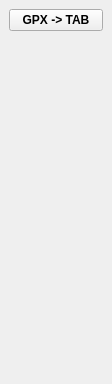
Qt form gis_tools_gui/gis_tools_dockwidget_base.ui (aprazdnikov/gistools) before a commit.
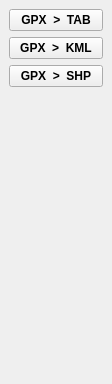
The same form after that commit.

```diff
--- a/gis_tools_gui/gis_tools_dockwidget_base.ui
+++ b/gis_tools_gui/gis_tools_dockwidget_base.ui
@@ -15,21 +15,7 @@
   </property>
   <widget class="QWidget" name="dockWidgetContents">
    <layout class="QGridLayout" name="gridLayout">
-    <item row="0" column="0">
-     <widget class="QPushButton" name="gpxTab">
-      <property name="font">
-       <font>
-        <family>Arial</family>
-        <weight>75</weight>
-        <bold>true</bold>
-       </font>
-      </property>
-      <property name="text">
-       <string notr="true">GPX -&gt; TAB</string>
-      </property>
-     </widget>
-    </item>
-    <item row="1" column="0">
+    <item row="3" column="0">
      <spacer name="verticalSpacer">
       <property name="orientation">
        <enum>Qt::Vertical</enum>
@@ -42,6 +28,48 @@
       </property>
      </spacer>
     </item>
+    <item row="0" column="0">
+     <widget class="QPushButton" name="gpxTab">
+      <property name="font">
+       <font>
+        <family>Arial</family>
+        <weight>75</weight>
+        <bold>true</bold>
+       </font>
+      </property>
+      <property name="text">
+       <string notr="true">GPX  &gt;  TAB</string>
+      </property>
+     </widget>
+    </item>
+    <item row="1" column="0">
+     <widget class="QPushButton" name="gpxKml">
+      <property name="font">
+       <font>
+        <family>Arial</family>
+        <weight>75</weight>
+        <bold>true</bold>
+       </font>
+      </property>
+      <property name="text">
+       <string notr="true">GPX  &gt;  KML</string>
+      </property>
+     </widget>
+    </item>
+    <item row="2" column="0">
+     <widget class="QPushButton" name="gpxShp">
+      <property name="font">
+       <font>
+        <family>Arial</family>
+        <weight>75</weight>
+        <bold>true</bold>
+       </font>
+      </property>
+      <property name="text">
+       <string notr="true">GPX  &gt;  SHP</string>
+      </property>
+     </widget>
+    </item>
    </layout>
   </widget>
  </widget>
```
